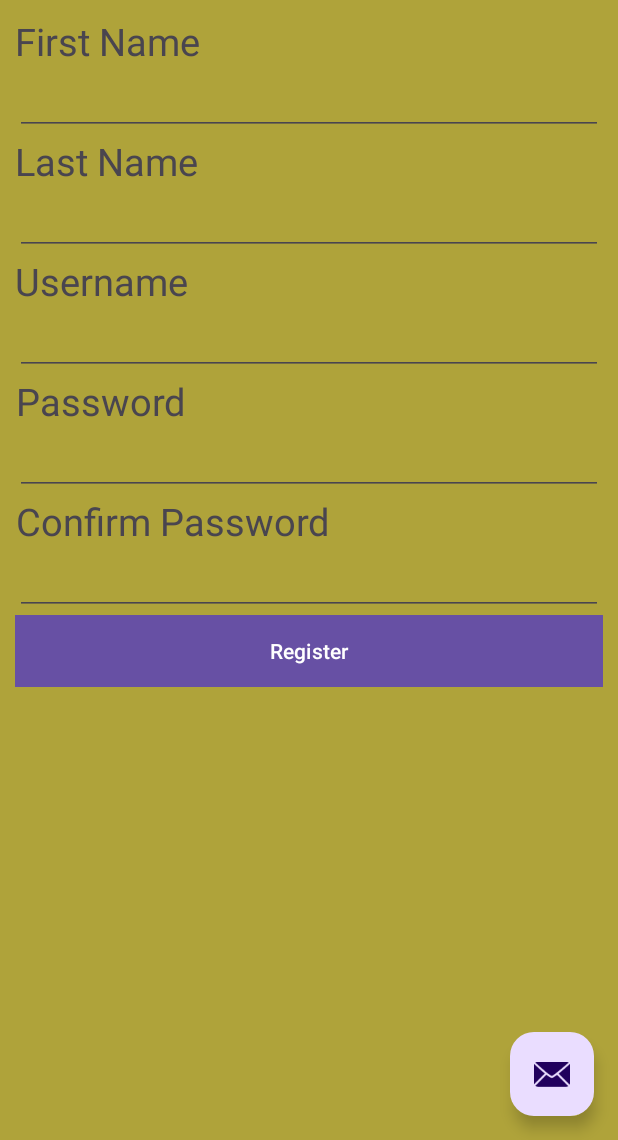
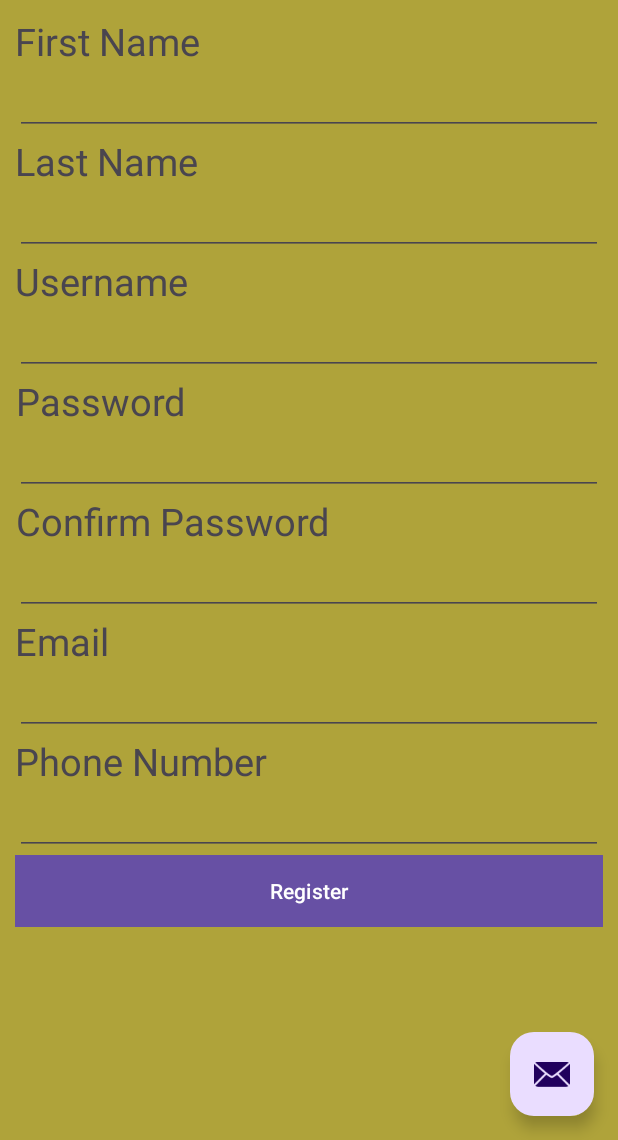
Before and after one commit to balsharif2023/Group9, an Android app: the RegistrationPage screen opened through its navigation route, on a phone screen of 412 x 824 dp, the part 96-1236 px from its top. Run offline under Robolectric (Android 15) with nearby library versions, the phone set to English and light mode, and no system bars; our stand-ins replace Volley, navigation-ui.

Commit message:
Form validation in progress.

```diff
--- a/src/main/java/com/example/secureonlinesharing/RegistrationPage.java
+++ b/src/main/java/com/example/secureonlinesharing/RegistrationPage.java
@@ -2,16 +2,21 @@ package com.example.secureonlinesharing;
 
 import android.net.Uri;
 import android.os.Bundle;
+import android.util.Patterns;
 import android.view.LayoutInflater;
 import android.view.View;
 import android.view.ViewGroup;
 import android.widget.ImageButton;
 import android.widget.MediaController;
+import android.widget.Toast;
 import android.widget.VideoView;
 
 import androidx.annotation.NonNull;
 import androidx.fragment.app.Fragment;
 import androidx.navigation.fragment.NavHostFragment;
+
+import java.util.regex.Matcher;
+import java.util.regex.Pattern;
 
 
 import com.example.secureonlinesharing.databinding.RegistrationPageBinding;
@@ -25,9 +30,7 @@ public class RegistrationPage extends Fragment {
             LayoutInflater inflater, ViewGroup container,
             Bundle savedInstanceState
 
-    )
-
-    {
+    ) {
 
         binding = RegistrationPageBinding.inflate(inflater, container, false);
 
@@ -38,29 +41,50 @@ public class RegistrationPage extends Fragment {
     public void onViewCreated(@NonNull View view, Bundle savedInstanceState) {
         super.onViewCreated(view, savedInstanceState);
 
-       // ((MainActivity) getActivity()).backButton.setVisibility(View.VISIBLE);
+        // ((MainActivity) getActivity()).backButton.setVisibility(View.VISIBLE);
         ImageButton backButton = getActivity().findViewById(R.id.backButton);
-        if (backButton!= null)
-        {
+        if (backButton != null) {
             backButton.setVisibility(View.VISIBLE);
 
             backButton.setOnClickListener(new View.OnClickListener() {
                 @Override
-                public void onClick(View view)
-                {
+                public void onClick(View view) {
                     NavHostFragment.findNavController(RegistrationPage.this)
                             .navigate(R.id.action_registrationPage_to_FirstFragment);
                 }
             });
         }
 
-       binding.registerButton.setOnClickListener(new View.OnClickListener() {
+        binding.registerButton.setOnClickListener(new View.OnClickListener() {
             @Override
             public void onClick(View view) {
-                NavHostFragment.findNavController(RegistrationPage.this)
-                        .navigate(R.id.action_registrationPage_to_FirstFragment);
+//                Pattern pattern = Pattern.compile("^[A-Za-z0-9+_.-]+@[A-Za-z0-9.-]+$", Pattern.CASE_INSENSITIVE);
+//                Matcher matcher = pattern.matcher("Visit W3Schools!");
+//                boolean matchFound = matcher.find();
+
+                validateForm();
+
+
+//                    NavHostFragment.findNavController(RegistrationPage.this)
+//                        .navigate(R.id.action_registrationPage_to_FirstFragment);
             }
         });
+    }
+
+    public void validateForm() {
+        // extract the entered data from the EditText
+        String emailToText = binding.emailInput.getText().toString();
+
+        // Android offers the inbuilt patterns which the entered
+        // data from the EditText field needs to be compared with
+        // In this case the entered data needs to compared with
+        // the EMAIL_ADDRESS, which is implemented same below
+        if (emailToText.isEmpty() || !Patterns.EMAIL_ADDRESS.matcher(emailToText).matches()) {
+           binding.emailInvalidMessage.setVisibility(View.VISIBLE);
+        }
+
+
+
     }
 
     @Override
--- a/src/main/res/layout/registration_page.xml
+++ b/src/main/res/layout/registration_page.xml
@@ -134,6 +134,61 @@
             android:layout_height="match_parent"
             android:orientation="vertical">
 
+            <TextView
+                android:id="@+id/emailLabel"
+                android:layout_width="wrap_content"
+                android:layout_height="wrap_content"
+                android:gravity="center"
+                android:text="@string/email_label"
+                android:textSize="25sp" />
+
+            <EditText
+                android:id="@+id/emailInput"
+                android:layout_width="match_parent"
+                android:layout_height="wrap_content"
+                android:ems="10"
+                android:inputType="textEmailAddress" />
+
+            <TextView
+                android:id="@+id/emailInvalidMessage"
+                style="@style/formValidation"
+                android:layout_width="match_parent"
+                android:layout_height="wrap_content"
+                android:text="@string/email_invalid_message"
+                android:visibility="gone" />
+
+        </LinearLayout>
+
+
+        <LinearLayout
+            android:layout_width="match_parent"
+            android:layout_height="match_parent"
+            android:orientation="vertical">
+
+            <TextView
+                android:id="@+id/phoneNumberLabel"
+                android:layout_width="wrap_content"
+                android:layout_height="wrap_content"
+                android:gravity="center"
+                android:text="@string/phone_number_label"
+                android:textSize="25sp" />
+
+            <EditText
+                android:id="@+id/phoneNumberInput"
+                android:layout_width="match_parent"
+                android:layout_height="wrap_content"
+                android:ems="10"
+                android:inputType="phone" />
+
+        </LinearLayout>
+
+
+
+        <LinearLayout
+            android:layout_width="match_parent"
+            android:layout_height="match_parent"
+            android:orientation="vertical">
+
             <Button
                 android:id="@+id/registerButton"
                 android:layout_width="match_parent"
--- a/src/main/res/values/strings.xml
+++ b/src/main/res/values/strings.xml
@@ -60,4 +60,7 @@
     <string name="media_title_label">Title</string>
     <string name="media_upload_button_label">Upload</string>
     <string name="media_picker_label">Tap to choose file</string>
+    <string name="email_label">Email</string>
+    <string name="phone_number_label">Phone Number</string>
+    <string name="email_invalid_message">Please enter a valid email address</string>
 </resources>
--- /dev/null
+++ b/src/main/res/values/styles.xml
@@ -0,0 +1,9 @@
+<?xml version="1.0" encoding="utf-8"?>
+<resources>
+
+    <style name="formValidation" parent="TextAppearance.AppCompat">
+        <item name="android:textColor">@android:color/holo_red_dark</item>
+        <item name="android:layout_marginTop">2.5dp</item>
+        <item name="android:layout_marginBottom">15dp</item>
+    </style>
+</resources>
```
Also changed, not shown: 1 other file.
